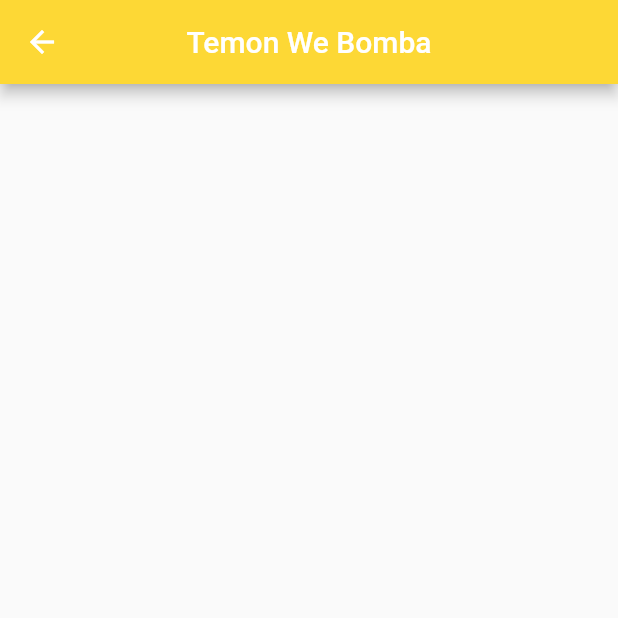
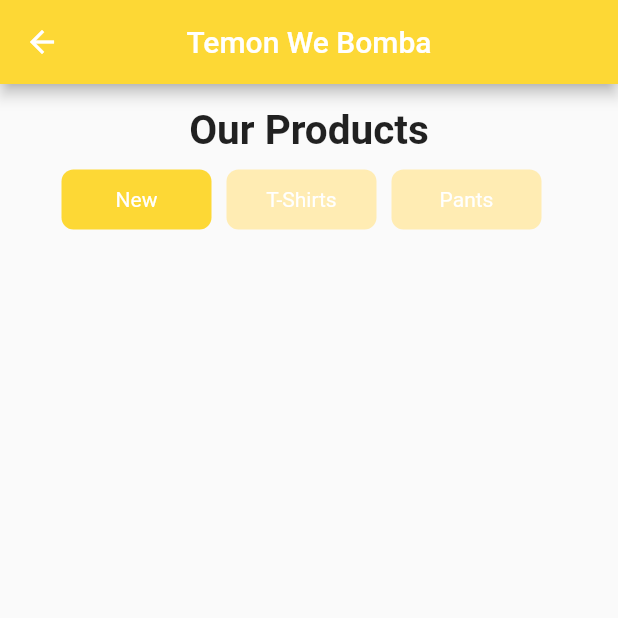
Before and after one commit to 1lordraiden1/clothes_shop, a Flutter app: the HomeScreen screen opened directly, on a phone screen of 412 x 824 dp, the top half of it. Run offline on Flutter 3.47's test engine with Material 2 defaults, Android fonts, the phone set to English and light mode, and no system bars.

```diff
--- a/lib/component/component.dart
+++ b/lib/component/component.dart
@@ -1,3 +1,7 @@
 import 'package:flutter/material.dart';
 
+double height = 10;
+double width = 10;
+
 Color? mainColor = Colors.yellow[600];
+Color? lowColor = Colors.amber[100];
--- a/lib/home/home_layout.dart
+++ b/lib/home/home_layout.dart
@@ -12,7 +12,7 @@ class HomeLayout extends StatefulWidget {
 }
 
 class _HomeLayoutState extends State<HomeLayout> {
-  int currentIndex = 0;
+  int currentIndex = 1;
 
   final List<Widget> screens = [
     const CartScreen(),
@@ -20,7 +20,7 @@ class _HomeLayoutState extends State<HomeLayout> {
   ];
 
   final PageStorageBucket bucket = PageStorageBucket();
-  Widget currentScreen = const CartScreen();
+  Widget currentScreen = const HomeScreen();
 
   @override
   Widget build(BuildContext context) {
--- /dev/null
+++ b/lib/model/my_products.dart
@@ -0,0 +1,5 @@
+import 'package:clothes_store/model/product.dart';
+
+class MyProduct {
+  static List<Product> allProducts = [];
+}
--- a/lib/pages/home_screen.dart
+++ b/lib/pages/home_screen.dart
@@ -1,4 +1,7 @@
 import 'package:flutter/material.dart';
+import 'package:clothes_store/pages/pages_component/pages_component.dart';
+
+import '../component/component.dart';
 
 class HomeScreen extends StatefulWidget {
   const HomeScreen({super.key});
@@ -6,6 +9,8 @@ class HomeScreen extends StatefulWidget {
   @override
   State<HomeScreen> createState() => _HomeScreenState();
 }
+
+int isSelected = 0;
 
 class _HomeScreenState extends State<HomeScreen> {
   @override
@@ -15,7 +20,42 @@ class _HomeScreenState extends State<HomeScreen> {
         title: const Text("Temon We Bomba"),
         centerTitle: true,
       ),
-
+      body: Padding(
+        padding: const EdgeInsets.all(15.0),
+        child: Column(
+          children: [
+            const Text(
+              "Our Products",
+              style: TextStyle(
+                fontSize: 27,
+                fontWeight: FontWeight.bold,
+              ),
+            ),
+            Row(
+              mainAxisAlignment: MainAxisAlignment.center,
+              children: [
+                _buildProductCategory(0, "New"),
+                _buildProductCategory(1, "T-Shirts"),
+                _buildProductCategory(2, "Pants"),
+              ],
+            )
+          ],
+        ),
+      ),
     );
   }
 }
+
+_buildProductCategory(int index, String name) => Container(
+      height: height * 4,
+      width: width * 10,
+      margin: const EdgeInsets.only(top: 10, right: 10),
+      alignment: Alignment.center,
+      decoration: BoxDecoration(
+          color: isSelected == index ? mainColor : lowColor,
+          borderRadius: BorderRadius.circular(8)),
+      child: Text(
+        name,
+        style: TextStyle(color: Colors.white),
+      ),
+    );
```
Also changed, not shown: lib/model/product.dart (added, +18 -0 lines), lib/pages/pages_component/pages_component.dart (added, +8 -0 lines).
